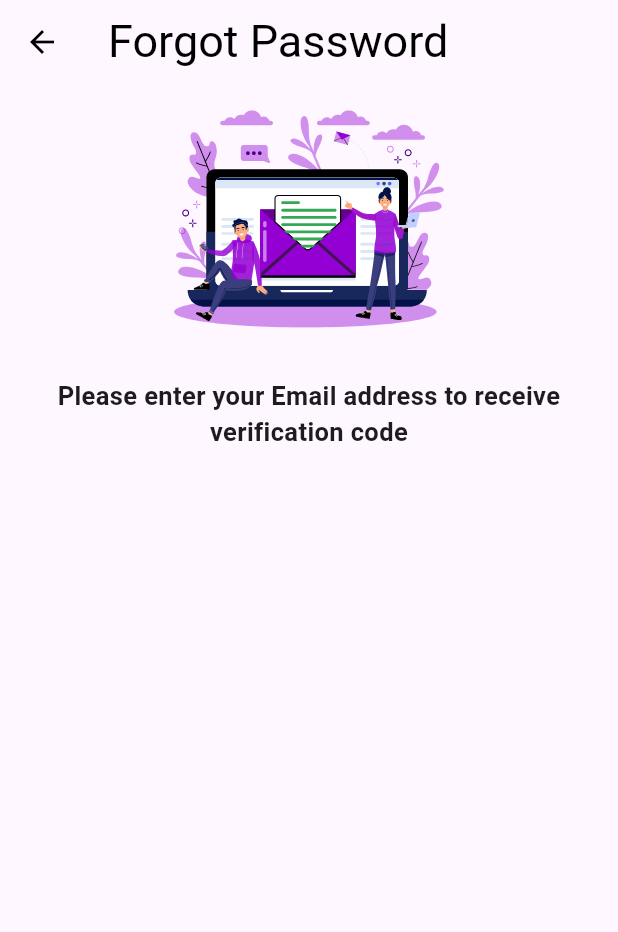
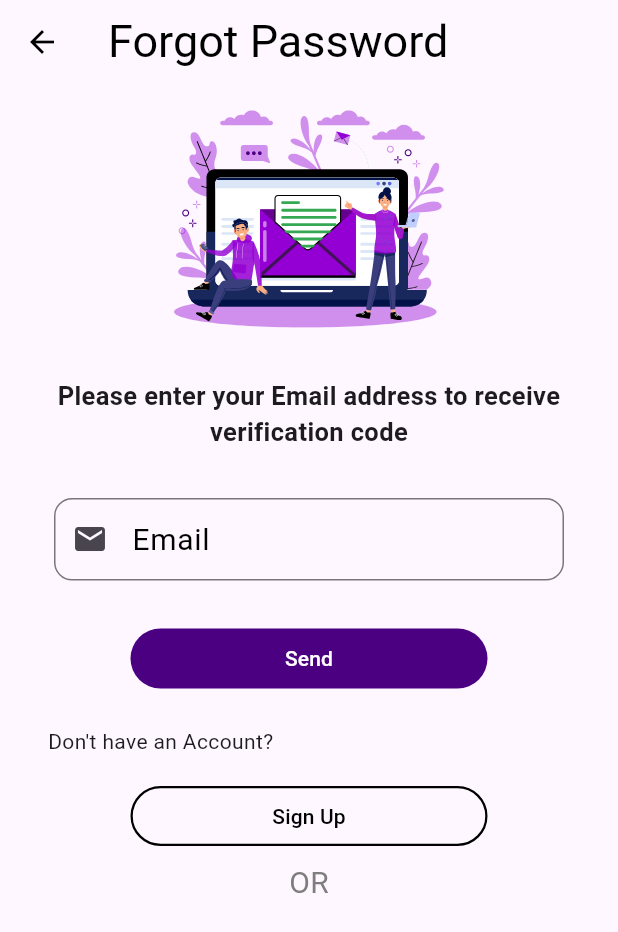
Before and after one commit to shoaibkhaja/habit_horizon, a Flutter app: the ForgotPasswordPage screen opened directly, on a phone screen of 412 x 824 dp. Shown: the top 932 px of the screen. Run offline on Flutter 3.47's test engine with Material 3 defaults, Android fonts, the phone set to English and light mode, and no system bars; our stand-ins replace flutter_svg.

Commit message:
#forgotScreen update

```diff
--- a/lib/main.dart
+++ b/lib/main.dart
@@ -16,7 +16,7 @@ class HabitHorizon extends StatelessWidget {
   Widget build(BuildContext context) {
     return const MaterialApp(
       title: 'Habit Horizo ',
-      home: SignUpPage(),
+      home: ForgotPasswordPage(),
     );
   }
 }
@@ -28,8 +28,10 @@ class AppHomePage extends StatelessWidget {
   Widget build(BuildContext context) {
     return const Scaffold(
       body: Center(
-        child: CustomTextfield(hintText: 'Enter your user name', labelText: 'User Name', prefixIcon: Icon(Icons.verified_user))
-      ),
+          child: CustomTextfield(
+              hintText: 'Enter your mail',
+              labelText: 'User Name',
+              prefixIcon: Icon(Icons.verified_user))),
     );
   }
 }
--- a/lib/pages/forgot_password_page.dart
+++ b/lib/pages/forgot_password_page.dart
@@ -1,5 +1,8 @@
 import 'package:flutter/material.dart';
 import 'package:flutter_svg/flutter_svg.dart'; // Import the flutter_svg package
+import 'package:habit_horizon/widgets/custom_colored_button.dart';
+import 'package:habit_horizon/widgets/custom_outlined_button.dart';
+import 'package:habit_horizon/widgets/custom_textfield.dart';
 
 class ForgotPasswordPage extends StatefulWidget {
   const ForgotPasswordPage({super.key});
@@ -41,8 +44,7 @@ class _ForgotPasswordPageState extends State<ForgotPasswordPage> {
                 height: 180,
                 width: 180,
               ),
-                const SizedBox(
-                    height: 16), // Add spacing between image and text
+              const SizedBox(height: 16), // Add spacing between image and text
               const Text(
                 'Please enter your Email address to receive verification code',
                 textAlign: TextAlign.center,
@@ -51,9 +53,43 @@ class _ForgotPasswordPageState extends State<ForgotPasswordPage> {
                   fontWeight: FontWeight.bold,
                 ),
               ),
+              const SizedBox(
+                  height: 32), // Add some space before the text field
+              const CustomTextfield(
+                hintText: 'Enter your email',
+                labelText: 'Email',
+                prefixIcon: Icon(Icons.email),
+              ),
+              const SizedBox(height: 32),
+              CustomColoredButton(buttonText: "Send", onTap: () {}),
+              const SizedBox(height: 25),
+              // Wrap the text with Padding for consistent margins
+              const Padding(
+                padding: EdgeInsets.symmetric(
+                    horizontal:
+                        16.0), // Same horizontal padding as the other widgets
+                child: Align(
+                  alignment: Alignment.centerLeft, // Align text to the left
+                  child: Text(
+                    "Don't have an Account?",
+                    textAlign: TextAlign.start,
+                  ),
+                ),
+              ),
+              const SizedBox(
+                height: 20,
+              ),
+              CustomOulinedButton(buttonText: "Sign Up", onTap: () {}),
+              const SizedBox(height: 10),
+              const Text(
+                "OR",
+                style: TextStyle(
+                    fontSize: 20, color: Color.fromARGB(255, 127, 126, 126)),
+              ),
             ],
           ),
         ),
-        ));
+      ),
+    );
   }
 }
```
Lines whose indentation alone changed are shown as unchanged.
